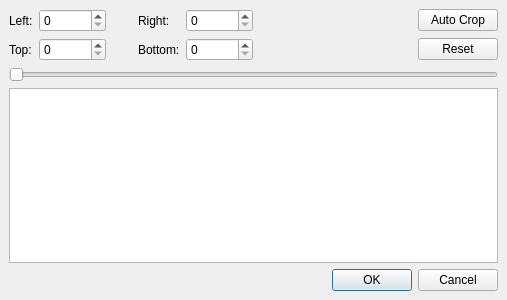
This is avidemux_plugins/ADM_videoFilters6/crop/qt5/crop.ui in mean00/avidemux2 as Qt 5 draws it before an edit. The edited form follows.
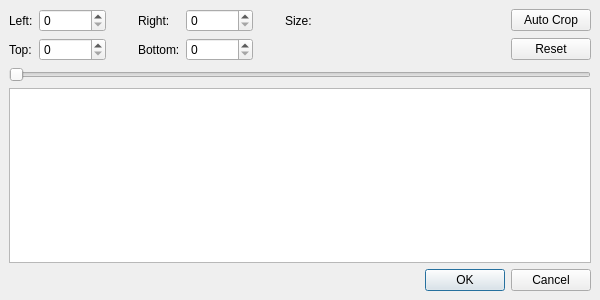
This is the edited form. Custom widgets are drawn as their Qt base class.

Commit message: [crop] Show resulting dimensions of the video

What changed in the file:
```diff
--- a/avidemux_plugins/ADM_videoFilters6/crop/qt5/crop.ui
+++ b/avidemux_plugins/ADM_videoFilters6/crop/qt5/crop.ui
@@ -6,7 +6,7 @@
    <rect>
     <x>0</x>
     <y>0</y>
-    <width>507</width>
+    <width>600</width>
     <height>300</height>
    </rect>
   </property>
@@ -46,10 +46,33 @@
      <property name="spacing">
       <number>6</number>
      </property>
-     <item row="0" column="3">
-      <widget class="QLabel" name="label_2">
+     <item row="1" column="8">
+      <widget class="QPushButton" name="pushButtonReset">
        <property name="text">
-        <string>Right:</string>
+        <string>Reset</string>
+       </property>
+      </widget>
+     </item>
+     <item row="0" column="2">
+      <spacer name="horizontalSpacer_1">
+       <property name="orientation">
+        <enum>Qt::Horizontal</enum>
+       </property>
+       <property name="sizeType">
+        <enum>QSizePolicy::Fixed</enum>
+       </property>
+       <property name="sizeHint" stdset="0">
+        <size>
+         <width>26</width>
+         <height>20</height>
+        </size>
+       </property>
+      </spacer>
+     </item>
+     <item row="0" column="4">
+      <widget class="QSpinBox" name="spinBoxRight">
+       <property name="maximum">
+        <number>2147483647</number>
        </property>
       </widget>
      </item>
@@ -60,15 +83,15 @@
        </property>
       </widget>
      </item>
-     <item row="0" column="4">
-      <widget class="QSpinBox" name="spinBoxRight">
-       <property name="maximum">
-        <number>2147483647</number>
+     <item row="0" column="3">
+      <widget class="QLabel" name="label_2">
+       <property name="text">
+        <string>Right:</string>
        </property>
       </widget>
      </item>
-     <item row="0" column="2">
-      <spacer>
+     <item row="0" column="5">
+      <spacer name="horizontalSpacer_2">
        <property name="orientation">
         <enum>Qt::Horizontal</enum>
        </property>
@@ -83,47 +106,6 @@
        </property>
       </spacer>
      </item>
-     <item row="1" column="5">
-      <spacer>
-       <property name="orientation">
-        <enum>Qt::Horizontal</enum>
-       </property>
-       <property name="sizeHint" stdset="0">
-        <size>
-         <width>40</width>
-         <height>20</height>
-        </size>
-       </property>
-      </spacer>
-     </item>
-     <item row="1" column="6">
-      <widget class="QPushButton" name="pushButtonReset">
-       <property name="text">
-        <string>Reset</string>
-       </property>
-      </widget>
-     </item>
-     <item row="1" column="1">
-      <widget class="QSpinBox" name="spinBoxTop">
-       <property name="maximum">
-        <number>2147483647</number>
-       </property>
-      </widget>
-     </item>
-     <item row="1" column="4">
-      <widget class="QSpinBox" name="spinBoxBottom">
-       <property name="maximum">
-        <number>2147483647</number>
-       </property>
-      </widget>
-     </item>
-     <item row="1" column="3">
-      <widget class="QLabel" name="label_3">
-       <property name="text">
-        <string>Bottom:</string>
-       </property>
-      </widget>
-     </item>
      <item row="0" column="0">
       <widget class="QLabel" name="label">
        <property name="text">
@@ -131,38 +113,43 @@
        </property>
       </widget>
      </item>
-     <item row="0" column="5">
-      <spacer>
-       <property name="orientation">
-        <enum>Qt::Horizontal</enum>
+     <item row="1" column="3">
+      <widget class="QLabel" name="label_3">
+       <property name="text">
+        <string>Bottom:</string>
        </property>
-       <property name="sizeType">
-        <enum>QSizePolicy::MinimumExpanding</enum>
-       </property>
-       <property name="sizeHint" stdset="0">
-        <size>
-         <width>40</width>
-         <height>20</height>
-        </size>
-       </property>
-      </spacer>
+      </widget>
      </item>
-     <item row="0" column="1">
-      <widget class="QSpinBox" name="spinBoxLeft">
+     <item row="1" column="4">
+      <widget class="QSpinBox" name="spinBoxBottom">
        <property name="maximum">
         <number>2147483647</number>
        </property>
       </widget>
      </item>
-     <item row="0" column="6">
+     <item row="0" column="8">
       <widget class="QPushButton" name="pushButtonAutoCrop">
        <property name="text">
         <string>Auto Crop</string>
        </property>
       </widget>
      </item>
+     <item row="0" column="1">
+      <widget class="QSpinBox" name="spinBoxLeft">
+       <property name="maximum">
+        <number>2147483647</number>
+       </property>
+      </widget>
+     </item>
+     <item row="1" column="1">
+      <widget class="QSpinBox" name="spinBoxTop">
+       <property name="maximum">
+        <number>2147483647</number>
+       </property>
+      </widget>
+     </item>
      <item row="1" column="2">
-      <spacer>
+      <spacer name="horizontalSpacer_3">
        <property name="orientation">
         <enum>Qt::Horizontal</enum>
        </property>
@@ -177,6 +164,29 @@
        </property>
       </spacer>
      </item>
+     <item row="0" column="6">
+      <widget class="QLabel" name="label_5">
+       <property name="text">
+        <string>Size: </string>
+       </property>
+      </widget>
+     </item>
+     <item row="0" column="7">
+      <spacer name="horizontalSpacer_4">
+       <property name="orientation">
+        <enum>Qt::Horizontal</enum>
+       </property>
+       <property name="sizeType">
+        <enum>QSizePolicy::MinimumExpanding</enum>
+       </property>
+       <property name="sizeHint" stdset="0">
+        <size>
+         <width>40</width>
+         <height>20</height>
+        </size>
+       </property>
+      </spacer>
+     </item>
     </layout>
    </item>
    <item>
```
The commit also changes 1 other file.
